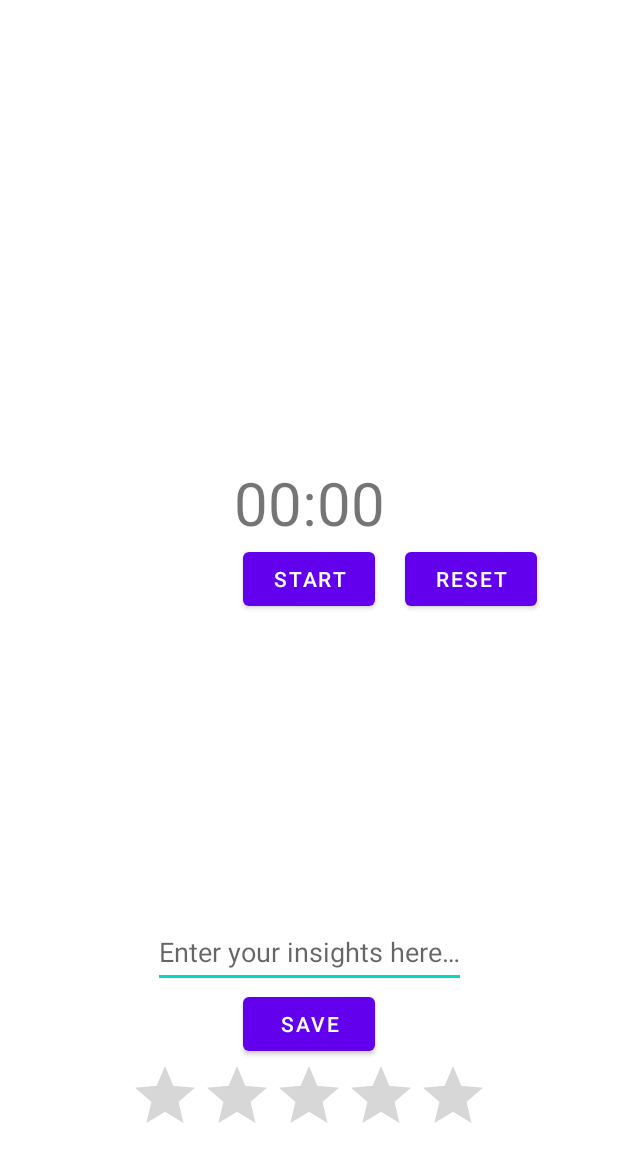
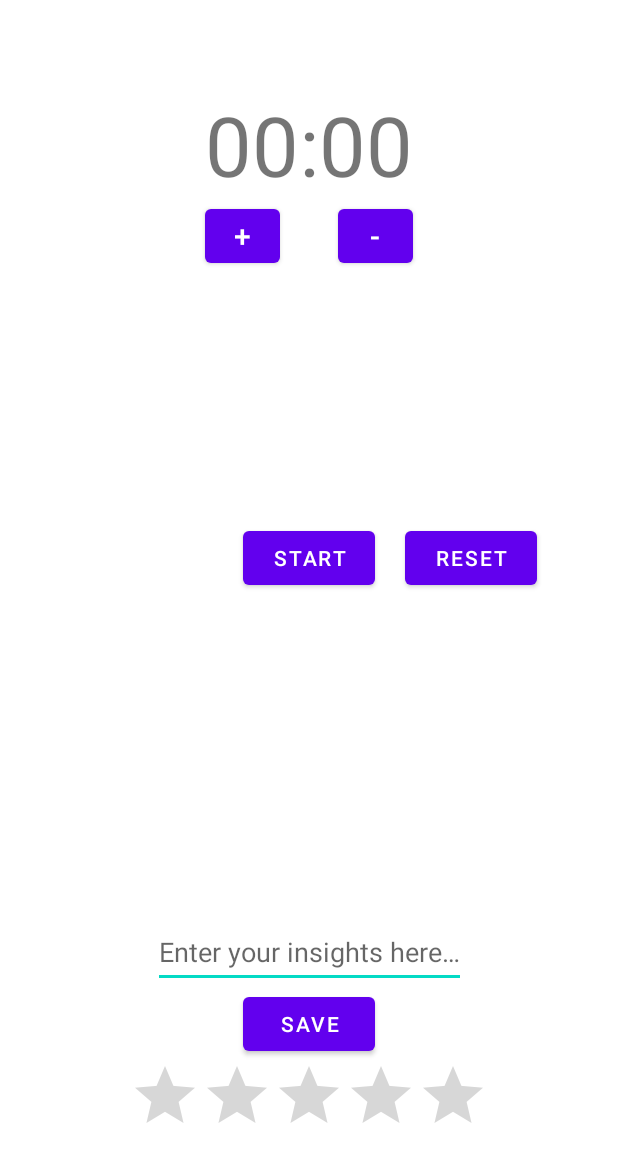
Before and after one commit to carrolljody/ClearTab, an Android app: the layout fragment_meditate.xml on its own in the app's theme, with its tools: preview values and no code run, on a phone screen of 412 x 824 dp. Shown: the top 1162 px of the screen. Run offline under Robolectric (Android 15) with nearby library versions, the phone set to English and light mode, and no system bars.

Commit message:
change timer value

```diff
--- a/app/src/main/res/layout/fragment_meditate.xml
+++ b/app/src/main/res/layout/fragment_meditate.xml
@@ -24,19 +24,36 @@
         android:layout_width="wrap_content"
         android:layout_height="wrap_content"
         android:text="@string/timer_startTime"
-        android:textSize="40sp"
-        app:layout_constraintBottom_toTopOf="@+id/text_exercise"
+        android:textSize="55sp"
         app:layout_constraintEnd_toEndOf="parent"
         app:layout_constraintStart_toStartOf="parent"
         app:layout_constraintTop_toBottomOf="@+id/text_meditate" />
+
+    <Button
+        android:id="@+id/button_add"
+        android:layout_width="50dp"
+        android:layout_height="wrap_content"
+        android:text="@string/add"
+        android:textSize="20sp"
+        app:layout_constraintStart_toStartOf="@+id/timer_meditate"
+        app:layout_constraintTop_toBottomOf="@+id/timer_meditate" />
+
+    <Button
+        android:id="@+id/button_subtract"
+        android:layout_width="50dp"
+        android:layout_height="wrap_content"
+        android:text="@string/subtract"
+        android:textSize="20sp"
+        app:layout_constraintEnd_toEndOf="@+id/timer_meditate"
+        app:layout_constraintTop_toBottomOf="@+id/timer_meditate" />
 
     <Button
         android:id="@+id/button_start"
         android:layout_width="wrap_content"
         android:layout_height="wrap_content"
         android:text="@string/start"
+        app:layout_constraintBottom_toTopOf="@+id/text_exercise"
         app:layout_constraintEnd_toEndOf="parent"
-        android:layout_centerHorizontal="true"
         app:layout_constraintStart_toStartOf="parent"
         app:layout_constraintTop_toBottomOf="@+id/timer_meditate" />
 
@@ -44,17 +61,18 @@
         android:id="@+id/button_reset"
         android:layout_width="wrap_content"
         android:layout_height="wrap_content"
+        android:layout_marginStart="20dp"
         android:text="@string/reset"
-        android:layout_marginStart="20dp"
         android:visibility="invisible"
         app:layout_constraintStart_toEndOf="@+id/button_start"
-        app:layout_constraintTop_toBottomOf="@+id/timer_meditate"
+        app:layout_constraintTop_toTopOf="@+id/button_start"
         tools:visibility="visible" />
 
     <EditText
         android:id="@+id/text_exercise"
         android:layout_width="wrap_content"
         android:layout_height="48dp"
+        android:layout_marginTop="20dp"
         android:hint="@string/exercise_pushText"
         android:inputType="textLongMessage|textMultiLine"
         app:layout_constraintBottom_toTopOf="@+id/button_save"
--- a/app/src/main/res/values/strings.xml
+++ b/app/src/main/res/values/strings.xml
@@ -6,6 +6,8 @@
     <string name="save">Save</string>
     <string name="start">Start</string>
     <string name="reset">Reset</string>
+    <string name="add">+</string>
+    <string name="subtract">-</string>
     <string name="exercise_pushText">Enter your insights here…</string>
     <string name="timer_startTime">00:00</string>
 </resources>
```
Also changed, not shown: app/src/main/java/com/example/cleartab/ui/meditate/MeditateFragment.java (+32 -7 lines).
